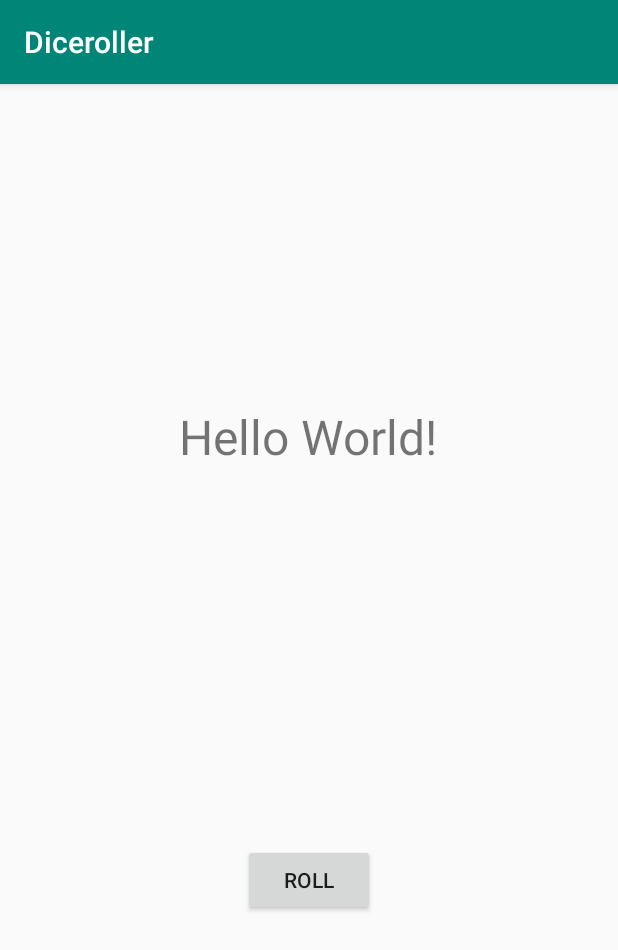
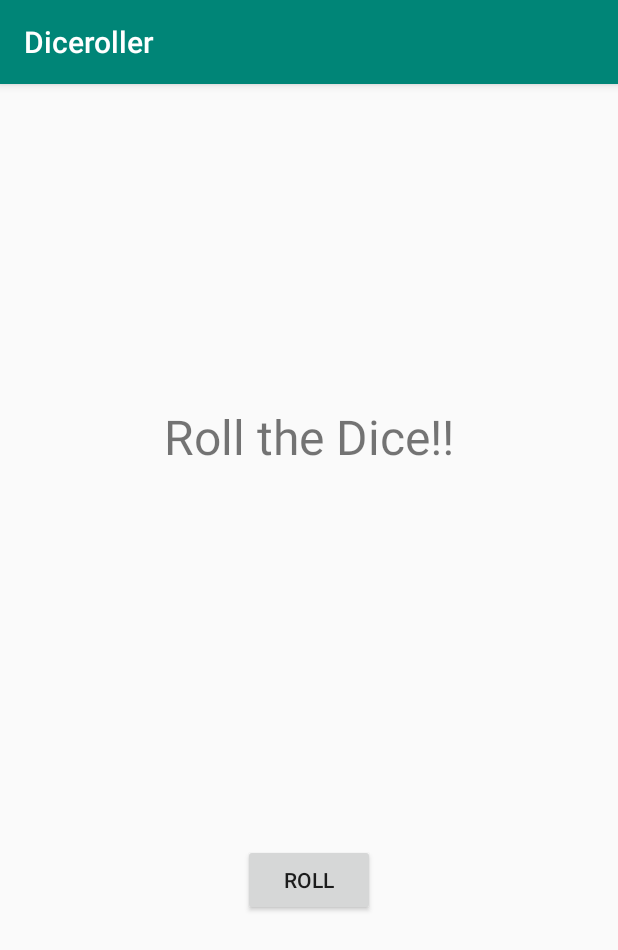
Before and after one commit to veeeks/Diceroller, an Android app: the screen it shows after launch (MainActivity), on a phone screen of 412 x 824 dp. Shown: the top 950 px of the screen. Run offline under Robolectric (Android 15) with nearby library versions, the phone set to English and light mode, and no system bars.

Commit message:
Update activity_main.xml

```diff
--- a/app/src/main/res/layout/activity_main.xml
+++ b/app/src/main/res/layout/activity_main.xml
@@ -11,7 +11,7 @@
         android:id="@+id/result_text"
         android:layout_width="wrap_content"
         android:layout_height="wrap_content"
-        android:text="Hello World!"
+        android:text="Roll the Dice!!"
         android:layout_gravity="center_horizontal"
         android:textSize="32sp"/>
 
```
